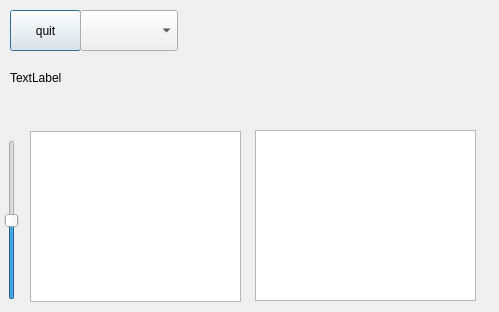
Old version of the form example-7/client/widget.ui in the repository JvanKatwijk/dab-cmdline.
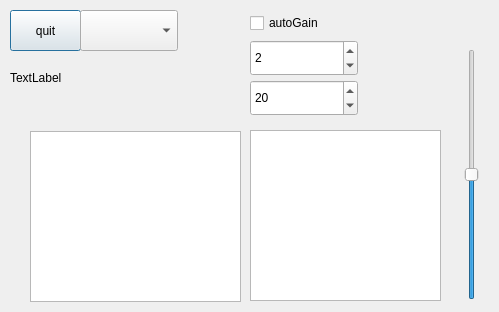
New version of the form.

```diff
--- a/example-7/client/widget.ui
+++ b/example-7/client/widget.ui
@@ -13,19 +13,6 @@
   <property name="windowTitle">
    <string>Dialog</string>
   </property>
-  <widget class="QLabel" name="state">
-   <property name="geometry">
-    <rect>
-     <x>320</x>
-     <y>80</y>
-     <width>131</width>
-     <height>31</height>
-    </rect>
-   </property>
-   <property name="text">
-    <string/>
-   </property>
-  </widget>
   <widget class="QPushButton" name="terminateButton">
    <property name="geometry">
     <rect>
@@ -42,9 +29,9 @@
   <widget class="QListView" name="ensembleDisplay">
    <property name="geometry">
     <rect>
-     <x>255</x>
+     <x>250</x>
      <y>130</y>
-     <width>221</width>
+     <width>191</width>
      <height>171</height>
     </rect>
    </property>
@@ -88,10 +75,10 @@
   <widget class="QSlider" name="gainSlider">
    <property name="geometry">
     <rect>
-     <x>0</x>
-     <y>140</y>
+     <x>460</x>
+     <y>49</y>
      <width>24</width>
-     <height>160</height>
+     <height>251</height>
     </rect>
    </property>
    <property name="maximum">
@@ -114,6 +101,48 @@
     </rect>
    </property>
   </widget>
+  <widget class="QSpinBox" name="lnaState">
+   <property name="geometry">
+    <rect>
+     <x>250</x>
+     <y>40</y>
+     <width>108</width>
+     <height>36</height>
+    </rect>
+   </property>
+   <property name="value">
+    <number>2</number>
+   </property>
+  </widget>
+  <widget class="QSpinBox" name="ifgainReduction">
+   <property name="geometry">
+    <rect>
+     <x>250</x>
+     <y>80</y>
+     <width>108</width>
+     <height>36</height>
+    </rect>
+   </property>
+   <property name="maximum">
+    <number>59</number>
+   </property>
+   <property name="value">
+    <number>20</number>
+   </property>
+  </widget>
+  <widget class="QCheckBox" name="autogainButton">
+   <property name="geometry">
+    <rect>
+     <x>250</x>
+     <y>10</y>
+     <width>94</width>
+     <height>26</height>
+    </rect>
+   </property>
+   <property name="text">
+    <string>autoGain</string>
+   </property>
+  </widget>
  </widget>
  <resources/>
  <connections/>
```
